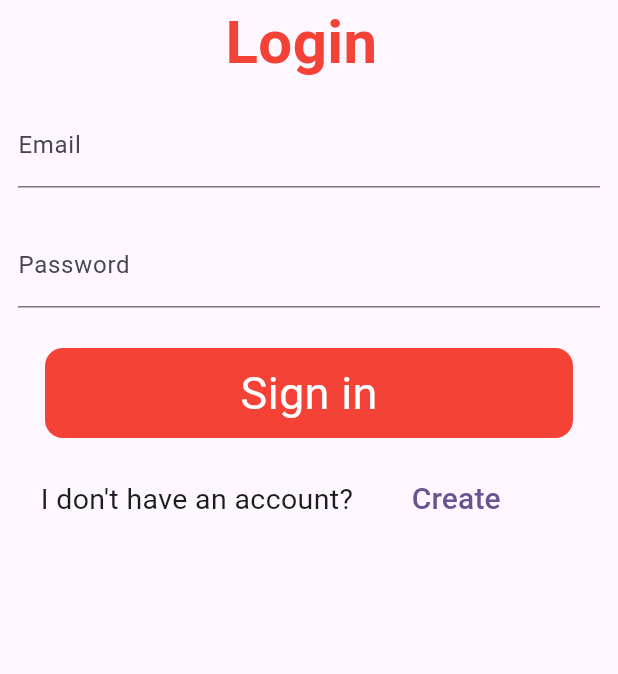
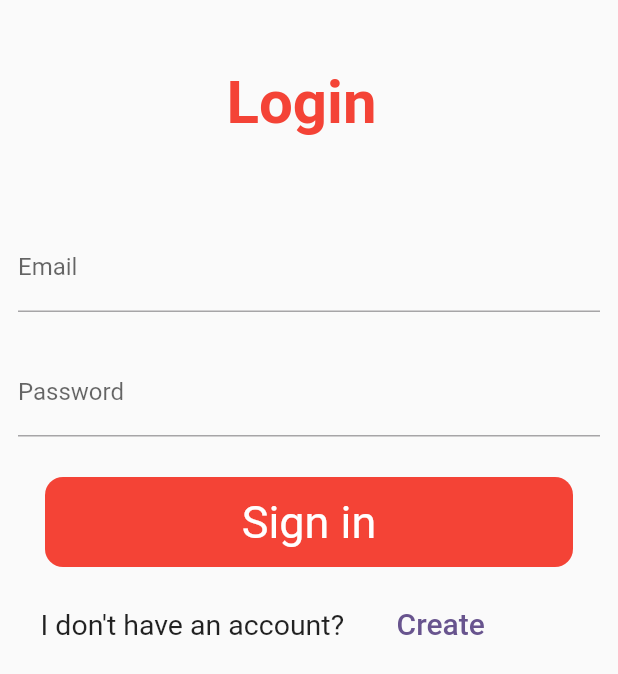
Before and after one commit to csSomali/firebase_app, a Flutter app: the screen it shows after launch, after a tap on "Login", on a phone screen of 412 x 824 dp. Shown: the top 674 px of the screen. Run offline on Flutter 3.47's test engine with Material 2 defaults, Android fonts, the phone set to English and light mode, and no system bars; our stand-ins replace firebase_auth, firebase_core, get; accounts and stored records are empty.

Commit message:
login functioning

```diff
--- a/lib/Signup_screen.dart
+++ b/lib/Signup_screen.dart
@@ -20,8 +20,8 @@ signup()async {
   String res = await authController.registration(name,email, password);
   if (res == 'Succes') {
     String title = "Alert";
-    Get.defaultDialog(title: "alert",content: Text(res,style: TextStyle(fontSize: 20,color: Colors.green)));
-    print(res);
+    Get.defaultDialog(title: title,content: Text(res,style: TextStyle(fontSize: 20,color: Colors.green)));
+
   }else{
     String title = "Alert";
     Get.defaultDialog(title: title,content: Text(res,style: TextStyle(fontSize: 20,color: Colors.red),));
@@ -107,7 +107,7 @@ class SignupState extends State<Signup> {
               ),
               TextButton(
                   onPressed: () {
-                    Get.to(()=>const login());
+                    Get.to(()=> login());
 
                   },
                   child: Text(
--- a/lib/login_screen.dart
+++ b/lib/login_screen.dart
@@ -1,24 +1,60 @@
 import 'package:flutter/material.dart';
+import 'package:get/get.dart';
+import 'package:login_firebase/Signup_screen.dart';
 
+
+import 'home_screen.dart';
+import 'auth/auth_controller.dart';
+
+final AuthController authController=Get.put(AuthController());
 class login extends StatelessWidget {
-  const login({super.key});
+
+
+  late String email;
+  late String password;
+
+
+  signIn()async {
+    final res = await authController.signIn(email, password);
+    try {
+
+      if (res == 'success') {
+        Get.to(() => const HomeScreen());
+      } else {
+        String title = "Alert";
+        Get.defaultDialog(title: title,
+            content: Text(
+              res, style: const TextStyle(fontSize: 20, color: Colors.red),));
+      }
+
+    }catch(e){
+      print(e);
+     // AlertDialog(icon: Icon(Icons.sms_failed),title: Text("error+${e}"));
+    }
+  }
+
 
   @override
   Widget build(BuildContext context) {
     return Scaffold(
       body: SingleChildScrollView(
         child: Column(mainAxisAlignment: MainAxisAlignment.center, children: [
-          Center(
+          const Padding(
+            padding: EdgeInsets.all(45.0),
             child: Text(
               "Login ",
               style: TextStyle(
                   fontSize: 40, fontWeight: FontWeight.bold, color: Colors.red),
             ),
           ),
+
           Padding(
             padding: const EdgeInsets.all(12.0),
             child: TextFormField(
-              decoration: InputDecoration(
+              onChanged: (value){
+                email=value;
+              },
+              decoration: const InputDecoration(
                 labelText: ("Email"),
               ),
             ),
@@ -26,39 +62,50 @@ class login extends StatelessWidget {
           Padding(
             padding: const EdgeInsets.all(12.0),
             child: TextFormField(
-              decoration: InputDecoration(
+              onChanged: (value){
+                password=value;
+              },
+              decoration: const InputDecoration(
                 labelText: ("Password"),
               ),
             ),
           ),
-          SizedBox(
+          const SizedBox(
             height: 15,
           ),
-          Container(
+          InkWell(
+            onTap: (){
+              signIn();
+
+            },
+            child: Container(
               width: MediaQuery.of(context).size.width - 60,
               height: 60,
               decoration: BoxDecoration(
                 color: Colors.red,
                 borderRadius: BorderRadius.circular(12),
               ),
-            child: Center(
+              child: const Center(
                   child: Text(
                 "Sign in",
                 style: TextStyle(color: Colors.white, fontSize: 30),
               )),
             ),
+          ),
           Row(
             children: [
-              Padding(
-                padding: const EdgeInsets.all(27.0),
+              const Padding(
+                padding: EdgeInsets.all(27.0),
                 child: Text(
                   "I don't have an account?",
                   style: TextStyle(fontSize: 19),
                 ),
               ),
               TextButton(
-                  onPressed: () {},
-                  child: Text(
+                  onPressed: () {
+                   Get.back();
+                  },
+                  child: const Text(
                     "Create",
                     style: TextStyle(fontSize: 20),
                   ))
--- a/lib/main.dart
+++ b/lib/main.dart
@@ -21,8 +21,14 @@ class MyApp extends StatelessWidget {
         title: 'Flutter Demo',
         theme: ThemeData(
           colorScheme: ColorScheme.fromSeed(seedColor: Colors.deepPurple),
-          useMaterial3: true,
+          //useMaterial3: true,
         ),
-        home: Signup());
+
+        home: Scaffold(
+    appBar: AppBar(
+    title: Text('SIGN UP AND SIGN IN USER'),
+    ),
+    body:Signup(),
+    ));
   }
 }
```
Also changed, not shown: lib/auth/auth_controller.dart (+22 -3 lines), pubspec.lock, 4 other files. Lines whose indentation alone changed are shown as unchanged.
